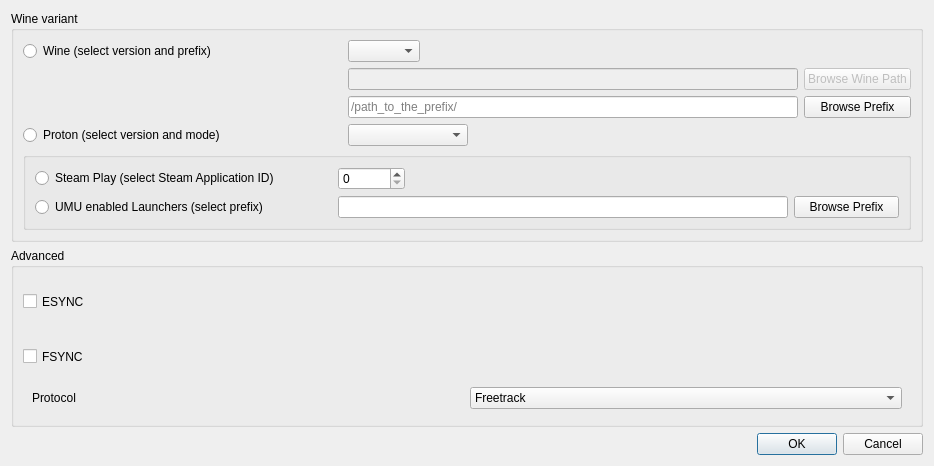
Above: proto-wine/ftnoir_winecontrols.ui from opentrack/opentrack before the change. Below: the same form after it.
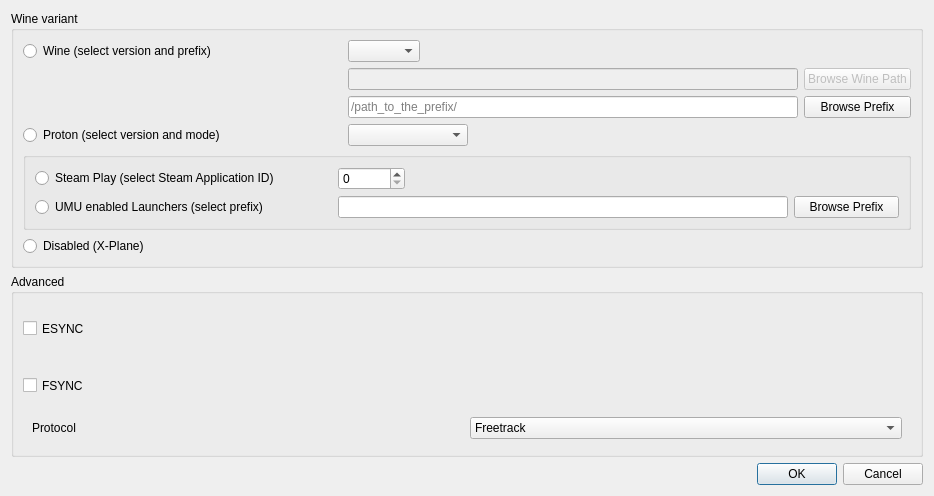
That is the form after the change. Icons and pictures are not drawn.

Commit message: proto-wine: Make wine usage optional so that one choose to use WINE or native shared memory (aka X-Plane) with the x-plane-plugin

```diff
--- a/proto-wine/ftnoir_winecontrols.ui
+++ b/proto-wine/ftnoir_winecontrols.ui
@@ -10,7 +10,7 @@
     <x>0</x>
     <y>0</y>
     <width>934</width>
-    <height>466</height>
+    <height>496</height>
    </rect>
   </property>
   <property name="windowTitle">
@@ -263,6 +263,22 @@
         </layout>
        </widget>
       </item>
+      <item row="5" column="0" colspan="2">
+       <widget class="QRadioButton" name="variant_disabled">
+        <property name="sizePolicy">
+         <sizepolicy hsizetype="Minimum" vsizetype="Preferred">
+          <horstretch>0</horstretch>
+          <verstretch>0</verstretch>
+         </sizepolicy>
+        </property>
+        <property name="text">
+         <string>Disabled (X-Plane)</string>
+        </property>
+        <attribute name="buttonGroup">
+         <string notr="true">variantGroup</string>
+        </attribute>
+       </widget>
+      </item>
      </layout>
     </widget>
    </item>
```
Left out of the diff: 2 changed lines with no effect on the pictures. The commit also changes 7 other files.
